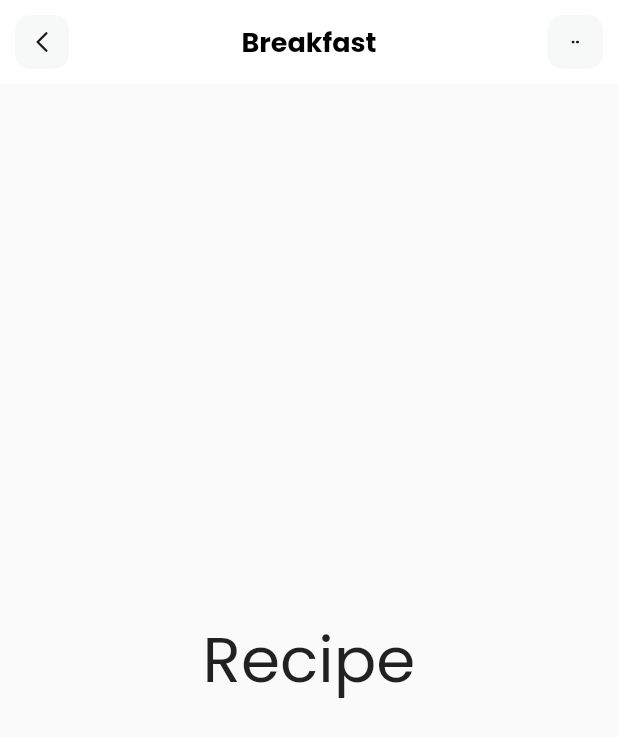
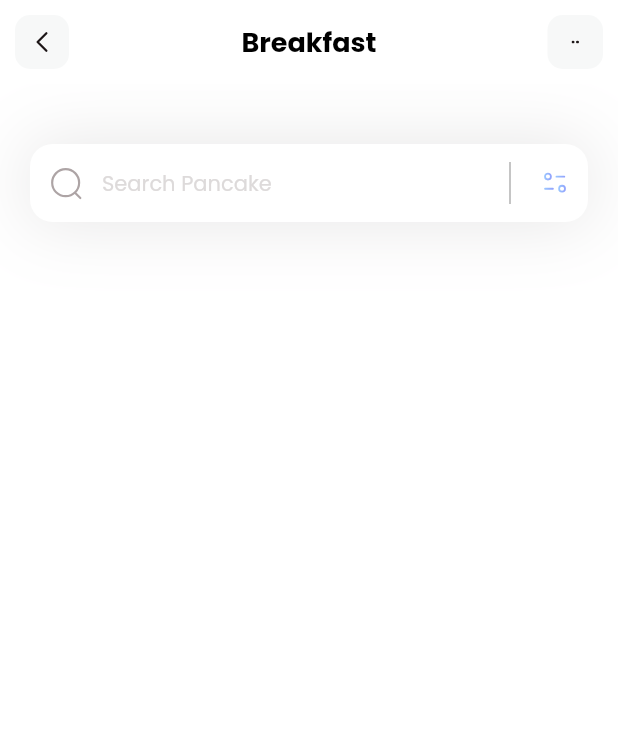
Before and after one commit to DoDoxD1/flutter-recipe-app, a Flutter app: the screen it shows after launch, on a phone screen of 412 x 824 dp. Shown: the top 737 px of the screen. Run offline on Flutter 3.47's test engine with Material 2 defaults, Android fonts, the phone set to English and light mode, and no system bars; our stand-ins replace flutter_svg.

Commit message:
searchbar done

```diff
--- /dev/null
+++ b/lib/pages/home/MySearchBar.dart
@@ -0,0 +1,60 @@
+import 'package:flutter/material.dart';
+import 'package:flutter_svg/flutter_svg.dart';
+
+class MySearchBar extends StatefulWidget {
+  const MySearchBar({super.key});
+
+  @override
+  State<MySearchBar> createState() => _MySearchBarState();
+}
+
+class _MySearchBarState extends State<MySearchBar> {
+  @override
+  Widget build(BuildContext context) {
+    return Container(
+      margin: const EdgeInsets.only(top: 40, left: 20, right: 20),
+      decoration: BoxDecoration(boxShadow: [
+        BoxShadow(
+            color: const Color(0xff1D1617).withOpacity(0.11),
+            blurRadius: 40,
+            spreadRadius: 0.0)
+      ]),
+      child: TextField(
+        decoration: InputDecoration(
+            filled: true,
+            fillColor: Colors.white,
+            prefixIcon: Padding(
+              padding: const EdgeInsets.all(12),
+              child: SvgPicture.asset("assets/icons/Search.svg"),
+            ),
+            hintText: "Search Pancake",
+            hintStyle: const TextStyle(color: Color(0xffDDDADA), fontSize: 14),
+            suffixIcon: SizedBox(
+              width: 100,
+              child: IntrinsicHeight(
+                child: Row(
+                  mainAxisAlignment: MainAxisAlignment.end,
+                  children: [
+                    const VerticalDivider(
+                      color: Colors.black,
+                      indent: 10,
+                      endIndent: 10,
+                      thickness: 0.3,
+                    ),
+                    Padding(
+                      padding: const EdgeInsets.all(12),
+                      child: SvgPicture.asset("assets/icons/Filter.svg"),
+                    ),
+                  ],
+                ),
+              ),
+            ),
+            contentPadding: const EdgeInsets.all(15),
+            border: OutlineInputBorder(
+              borderRadius: BorderRadius.circular(15),
+              borderSide: BorderSide.none,
+            )),
+      ),
+    );
+  }
+}
--- a/lib/pages/home/home.dart
+++ b/lib/pages/home/home.dart
@@ -1,5 +1,7 @@
 import 'package:flutter/material.dart';
 import 'package:flutter_svg/flutter_svg.dart';
+
+import 'MySearchBar.dart';
 
 class HomePage extends StatefulWidget {
   const HomePage({super.key});
@@ -49,8 +51,13 @@ class _HomePageState extends State<HomePage> {
         ],
         centerTitle: true,
       ),
+      backgroundColor: Colors.white,
       body: const Center(
-        child: Text("Recipe", style: TextStyle(fontSize: 42)),
+        child: Column(
+          children: [
+            MySearchBar()
+          ],
+        ),
       ),
     );
   }
```
